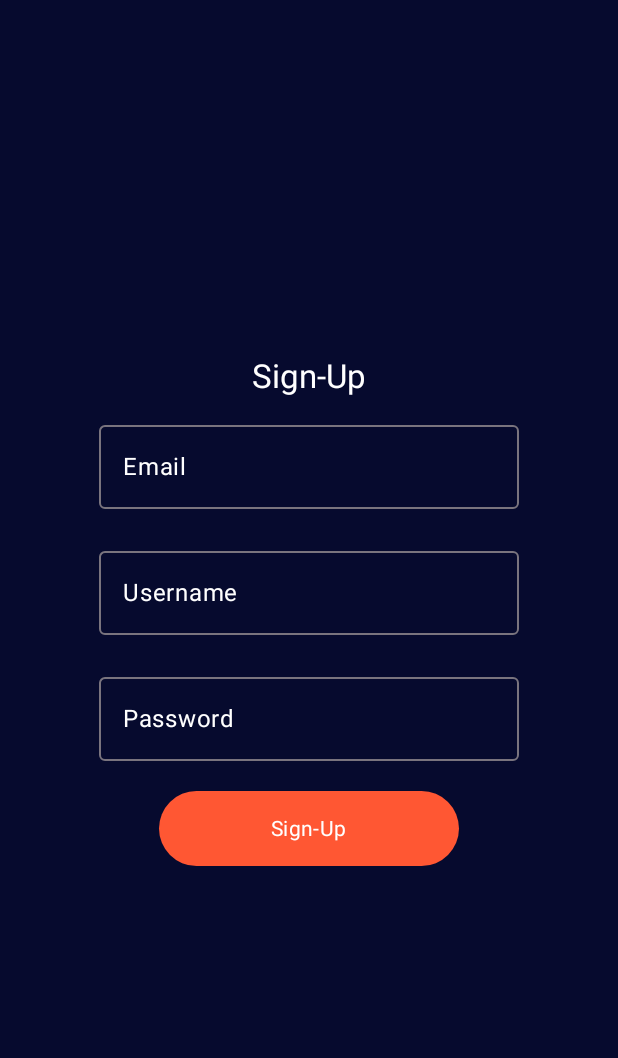
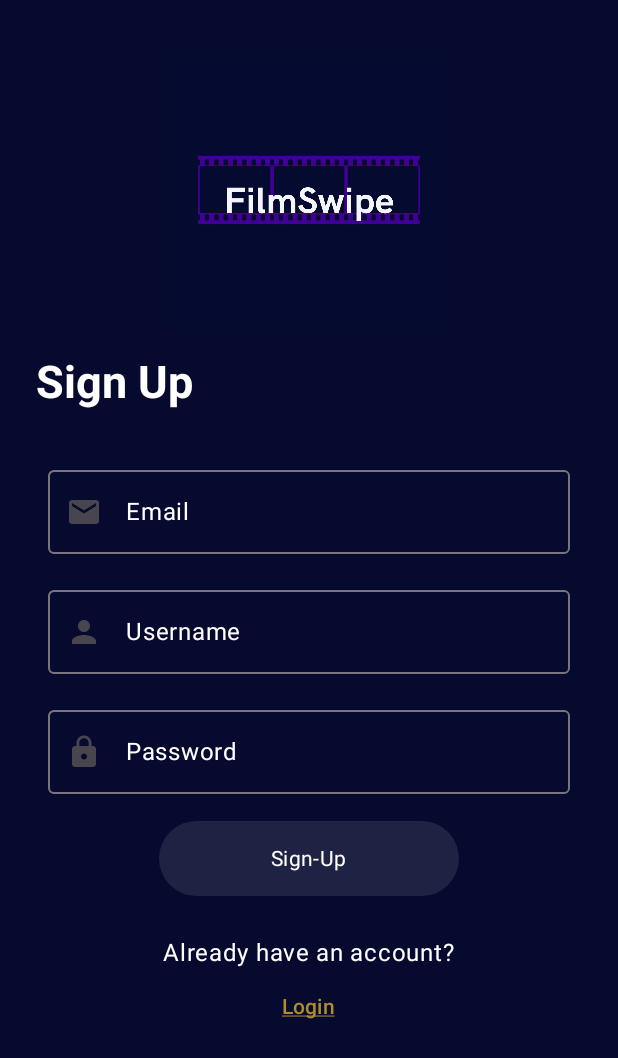
Before and after one commit to arthurmilner01/mobile-applications, an Android app built with Jetpack Compose: the SignUpScreen screen opened through its navigation route, on a phone screen of 412 x 824 dp. Shown: the top 1058 px of the screen. Run offline under Robolectric (Android 15) with nearby library versions, the phone set to English and light mode, and no system bars; libraries missing offline, so code that uses them is left out: com.google.android.gms.

Commit message:
Updated sign up screen UI

```diff
--- a/FilmSwipe App/app/src/main/java/com/example/filmswipe/screens/LoginScreen.kt
+++ b/FilmSwipe App/app/src/main/java/com/example/filmswipe/screens/LoginScreen.kt
@@ -75,7 +75,7 @@ fun LoginScreen(navController: NavController, appViewModel: AppViewModel, modifi
         Text(
             text = "Login",
             style = MaterialTheme.typography.displayMedium.copy(
-                fontSize = 26.sp,
+                fontSize = 30.sp,
                 fontWeight = FontWeight.Bold
             ),
             modifier = Modifier
--- a/FilmSwipe App/app/src/main/java/com/example/filmswipe/screens/SignUpScreen.kt
+++ b/FilmSwipe App/app/src/main/java/com/example/filmswipe/screens/SignUpScreen.kt
@@ -1,26 +1,41 @@
 package com.example.filmswipe.screens
 
+import androidx.compose.animation.AnimatedVisibility
 import androidx.compose.foundation.Image
 import androidx.compose.foundation.layout.Arrangement
 import androidx.compose.foundation.layout.Column
+import androidx.compose.foundation.layout.Spacer
+import androidx.compose.foundation.layout.fillMaxSize
+import androidx.compose.foundation.layout.fillMaxWidth
+import androidx.compose.foundation.layout.height
 import androidx.compose.foundation.layout.padding
 import androidx.compose.foundation.layout.size
 import androidx.compose.foundation.text.KeyboardOptions
+import androidx.compose.material.icons.Icons
+import androidx.compose.material.icons.filled.Email
+import androidx.compose.material.icons.filled.Lock
+import androidx.compose.material.icons.filled.Person
 import androidx.compose.material3.Button
 import androidx.compose.material3.ButtonDefaults
+import androidx.compose.material3.Icon
 import androidx.compose.material3.MaterialTheme
 import androidx.compose.material3.OutlinedTextField
 import androidx.compose.material3.Text
+import androidx.compose.material3.TextButton
 import androidx.compose.runtime.Composable
 import androidx.compose.runtime.LaunchedEffect
 import androidx.compose.runtime.collectAsState
 import androidx.compose.runtime.getValue
 import androidx.compose.ui.Alignment
 import androidx.compose.ui.Modifier
+import androidx.compose.ui.graphics.Color
 import androidx.compose.ui.res.painterResource
+import androidx.compose.ui.text.font.FontWeight
 import androidx.compose.ui.text.input.KeyboardType
 import androidx.compose.ui.text.input.PasswordVisualTransformation
+import androidx.compose.ui.text.style.TextDecoration
 import androidx.compose.ui.unit.dp
+import androidx.compose.ui.unit.sp
 import androidx.navigation.NavController
 import com.example.filmswipe.R
 import com.example.filmswipe.model.AppViewModel
@@ -28,6 +43,8 @@ import com.example.filmswipe.model.AppViewModel
 @Composable
 fun SignUpScreen(navController: NavController, appViewModel: AppViewModel, modifier: Modifier = Modifier) {
     val appUiState by appViewModel.uiState.collectAsState()
+    val loginImage = painterResource(R.drawable.filmswipelogo)
+
 
     LaunchedEffect(appUiState.isSignedUp) {
         if (appUiState.isSignedUp) {
@@ -37,13 +54,35 @@ fun SignUpScreen(navController: NavController, appViewModel: AppViewModel, modif
 
     Column(
         horizontalAlignment = Alignment.CenterHorizontally,
-        verticalArrangement = Arrangement.Center,
         modifier = Modifier
+            .fillMaxSize()
+            .padding(16.dp)
     )
     {
-        Text("Sign-Up",
-            style = MaterialTheme.typography.titleLarge
+
+
+        Image(painter=loginImage,
+            contentDescription = "App Logo",
+            modifier= Modifier
+                .padding(
+                    top = 10.dp,
+                    bottom = 10.dp,
+                )
+                .size(185.dp)
         )
+
+        Text(
+            text = "Sign Up",
+            style = MaterialTheme.typography.displayMedium.copy(
+                fontSize = 30.sp,
+                fontWeight = FontWeight.Bold
+            ),
+            modifier = Modifier
+                .align(Alignment.Start)
+                .padding(bottom = 16.dp)
+        )
+
+
 
         OutlinedTextField(
             value = appViewModel.signUpEmailInput,
@@ -51,8 +90,10 @@ fun SignUpScreen(navController: NavController, appViewModel: AppViewModel, modif
             isError = appUiState.incorrectSignUp,
             label = { Text("Email",
                 color = MaterialTheme.colorScheme.onBackground) },
+            leadingIcon = { Icon(Icons.Default.Email, contentDescription = "Email Icon") },
             modifier = Modifier
-                .padding(10.dp),
+                .padding(8.dp)
+                .fillMaxWidth(),
             keyboardOptions = KeyboardOptions(keyboardType = KeyboardType.Email)
         )
 
@@ -63,8 +104,10 @@ fun SignUpScreen(navController: NavController, appViewModel: AppViewModel, modif
             label = { Text("Username",
                 color = MaterialTheme.colorScheme.onBackground)
             },
+            leadingIcon = { Icon(Icons.Default.Person, contentDescription = "Username Icon") },
             modifier = Modifier
-                .padding(10.dp)
+                .padding(8.dp)
+                .fillMaxWidth(),
         )
 
         OutlinedTextField(
@@ -74,24 +117,62 @@ fun SignUpScreen(navController: NavController, appViewModel: AppViewModel, modif
             label = { Text("Password",
                 color = MaterialTheme.colorScheme.onBackground)
             },
+            leadingIcon = { Icon(Icons.Default.Lock, contentDescription = "Lock Icon") },
             modifier = Modifier
-                .padding(10.dp),
+                .padding(8.dp)
+                .fillMaxWidth(),
             visualTransformation = PasswordVisualTransformation(),
             keyboardOptions = KeyboardOptions(keyboardType = KeyboardType.Password)
         )
+
+
+        //TODO: Make specific error message for each form field
+        AnimatedVisibility(visible = appUiState.incorrectSignUp) {
+            Text(
+                text = "Please check your details and try again",
+                color = Color.Red,
+                style = MaterialTheme.typography.bodySmall,
+                modifier = Modifier.padding(vertical = 8.dp)
+            )
+        }
+
 
         Button(
             onClick = { appViewModel.checkSignUpDetails() }, modifier= Modifier
                 .padding(10.dp)
                 .size(width = 200.dp, height = 50.dp),
+            enabled = appViewModel.signUpEmailInput.isNotEmpty() &&
+                    appViewModel.signUpUsernameInput.isNotEmpty() &&
+                    appViewModel.signUpPasswordInput.isNotEmpty(),
             colors = ButtonDefaults.buttonColors(
                 containerColor = MaterialTheme.colorScheme.secondary)
         )
         {
             Text(
                 "Sign-Up",
-                style= MaterialTheme.typography.bodyMedium
+                style= MaterialTheme.typography.bodyMedium,
+                color = Color.White
             )
+        }
+
+
+        Spacer(Modifier.height(16.dp))
+
+        Column(
+            horizontalAlignment = Alignment.CenterHorizontally,
+            verticalArrangement = Arrangement.Center
+        ) {
+            Text(
+                text = "Already have an account?",
+                color = Color.White,
+            )
+            TextButton(onClick = { navController.navigate("loginScreen") }) {
+                Text(
+                    text = "Login",
+                    color = MaterialTheme.colorScheme.tertiary,
+                    textDecoration = TextDecoration.Underline
+                )
+            }
         }
     }
 }
```
